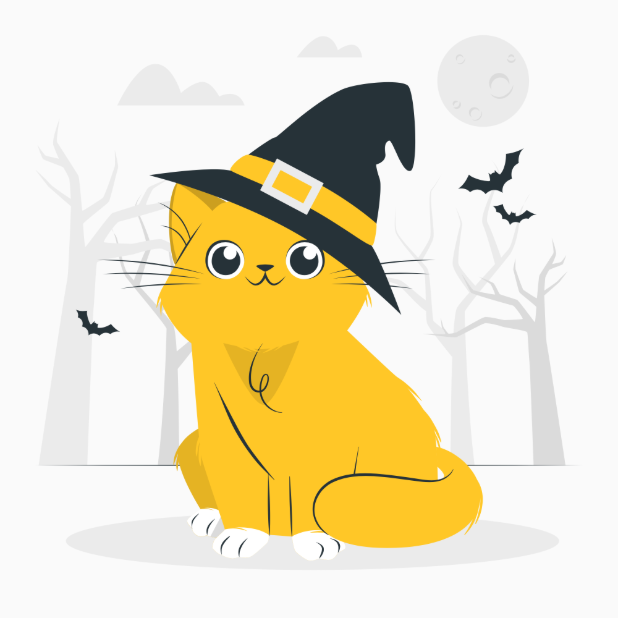
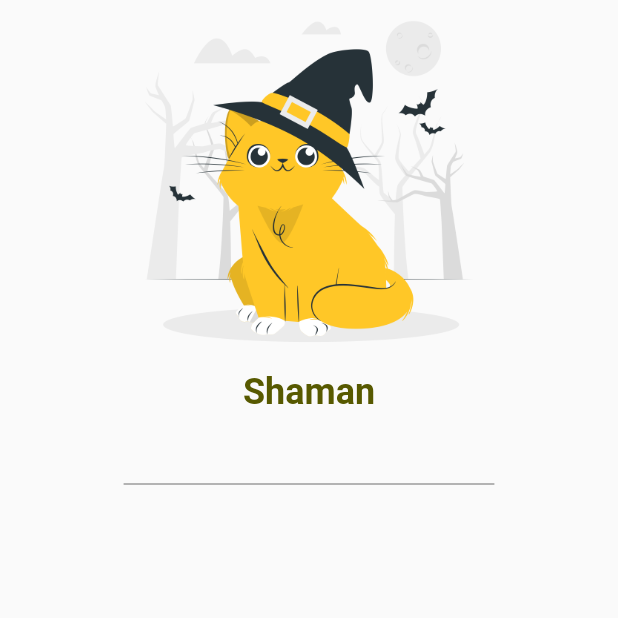
Before and after one commit to taskeen073/realshaman, a Flutter app: the screen it shows after launch, on a phone screen of 412 x 824 dp, the top half of it. Run offline on Flutter 3.47's test engine with Material 2 defaults, Android fonts, the phone set to English and light mode, and no system bars.

Commit message:
--- Auto-Git Commit ---

```diff
--- a/lib/authen.dart
+++ b/lib/authen.dart
@@ -1,6 +1,7 @@
 import 'package:flutter/material.dart';
 import 'package:shaman/my_constant.dart';
 import 'package:shaman/widgets/show_img.dart';
+import 'package:shaman/widgets/show_title.dart';
 
 class Authen extends StatefulWidget {
   const Authen({Key? key}) : super(key: key);
@@ -16,18 +17,45 @@ class _AuthenState extends State<Authen> {
     return Scaffold(
       body: SafeArea(
         child: ListView(
-        children:[ buildImg(size),
-
-        ],
+          children: [
+            buildImg(size),
+            buildAppName(),
+            buildUser(size),
+          ],
+        ),
       ),
-     ),
     );
   }
 
-  Container buildImg(double size) {
-    return Container(
-        width: size*0.6,
-        child: ShowImaege(path: MyConstant.image18,),
-      );
+  Row buildUser(double size) {
+    return Row(mainAxisAlignment: MainAxisAlignment.center,
+            children: [
+              Container(width: size* 0.6,
+              child: TextFormField(decoration: InputDecoration(),)),
+            ],
+          );
+  }
+
+  Row buildAppName() {
+    return Row(
+      mainAxisAlignment: MainAxisAlignment.center,
+      children: [
+        ShowTitle(title: MyConstant.appName, textStyle: MyConstant().h1()),
+      ],
+    );
+  }
+
+  Row buildImg(double size) {
+    return Row(
+      mainAxisAlignment: MainAxisAlignment.center,
+      children: [
+        Container(
+          width: size * 0.6,
+          child: ShowImaege(
+            path: MyConstant.image18,
+          ),
+        ),
+      ],
+    );
   }
 }
```
Also changed, not shown: .autogit/logs/log-21-8-2021-15-13-57.txt (added).
